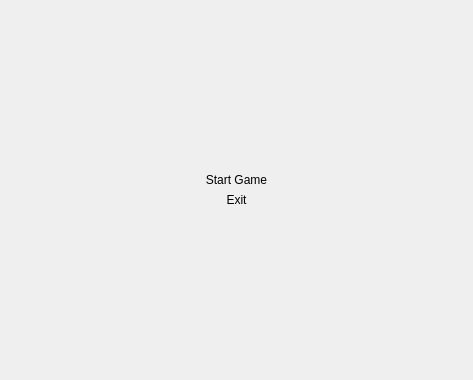
This is startmenu.ui in kivi239/Scrabble as Qt 5 draws it before an edit. The edited form follows.
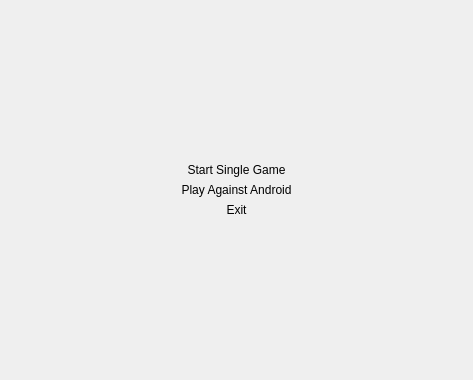
This is the edited form. Icons and pictures are not drawn.

Commit message:
Bot and Single game
Происходит лажа при игре с ботом. под конец игры, но та ки должно.
Написан умный бот, но не внедрен в проект. Отдельный cpp.

What changed in the file:
```diff
--- a/startmenu.ui
+++ b/startmenu.ui
@@ -19,19 +19,18 @@
      <item row="3" column="0">
       <widget class="QPushButton" name="startGameButton">
        <property name="styleSheet">
-        <string notr="true">QPushButton {
+        <string notr="true">QPushButton {		    
              color: black;
-             border-image: url(:/new/prefix1/background2.jpg)10 10 10 10;
-             border-top: 10px transparent;
-             border-bottom: 10px transparent;
-             border-right: 10px transparent;
-             border-left: 10px transparent;
-			 font: 75 10pt &quot;System&quot;;
-            
+             border-image:url(:/new/prefix1/background2.jpg) 20 100 20 100;
+             border-top: 20px transparent;
+             border-bottom: 20px transparent;
+             border-right: 100px transparent;
+             border-left: 100px transparent;
+			 font: 75 16pt &quot;System&quot;;
          }</string>
        </property>
        <property name="text">
-        <string>Start Game</string>
+        <string>Start Single Game</string>
        </property>
        <property name="iconSize">
         <size>
@@ -53,17 +52,17 @@
        </property>
       </widget>
      </item>
-     <item row="4" column="0">
+     <item row="5" column="0">
       <widget class="QPushButton" name="exitButton">
        <property name="styleSheet">
-        <string notr="true">QPushButton {
+        <string notr="true">QPushButton {		    
              color: black;
-             border-image:url(:/new/prefix1/background2.jpg) 10 100 10 100;
-             border-top: 10px transparent;
-             border-bottom: 10px transparent;
+             border-image:url(:/new/prefix1/background2.jpg) 20 100 20 100;
+             border-top: 20px transparent;
+             border-bottom: 20px transparent;
              border-right: 100px transparent;
              border-left: 100px transparent;
-			 font: 75 10pt &quot;System&quot;;
+			 font: 75 16pt &quot;System&quot;;
          }</string>
        </property>
        <property name="text">
@@ -74,6 +73,27 @@
        </property>
       </widget>
      </item>
+     <item row="4" column="0">
+      <widget class="QPushButton" name="againstAndroid">
+       <property name="styleSheet">
+        <string notr="true">QPushButton {		    
+             color: black;
+             border-image:url(:/new/prefix1/background2.jpg) 20 100 20 100;
+             border-top: 20px transparent;
+             border-bottom: 20px transparent;
+             border-right: 100px transparent;
+             border-left: 100px transparent;
+			 font: 75 16pt &quot;System&quot;;
+         }</string>
+       </property>
+       <property name="text">
+        <string>Play Against Android</string>
+       </property>
+       <property name="flat">
+        <bool>true</bool>
+       </property>
+      </widget>
+     </item>
     </layout>
    </item>
   </layout>
```
The commit also changes 12 other files.
